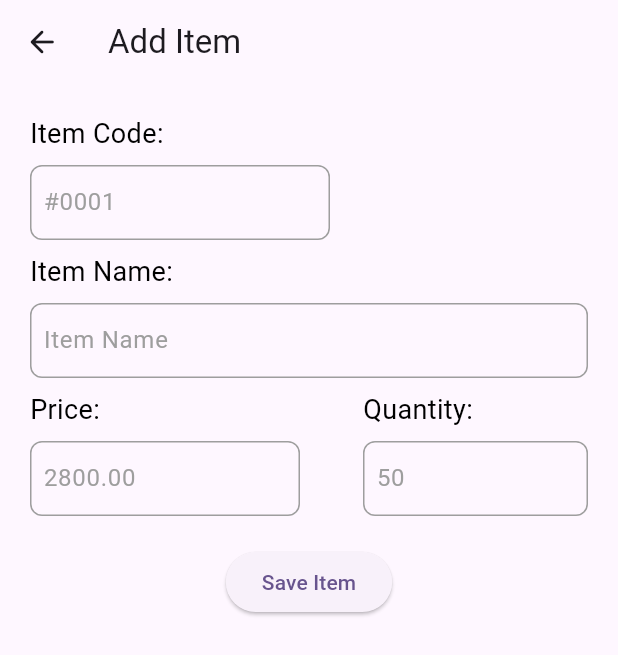
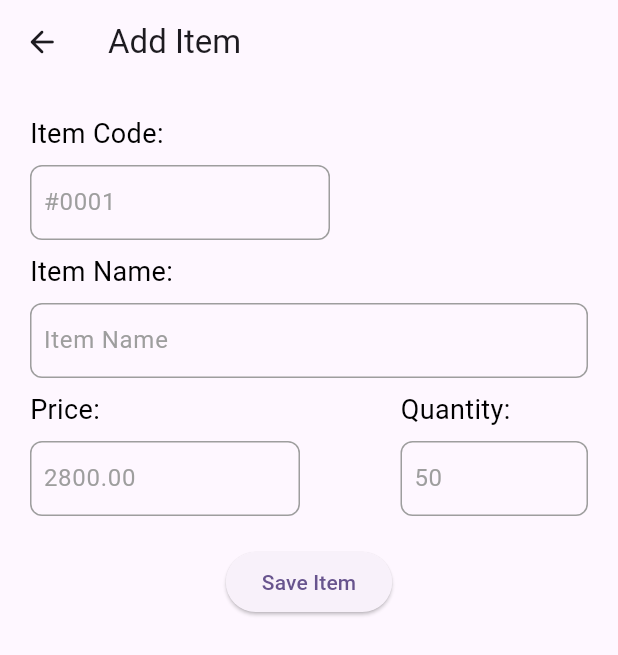
Before and after one commit to CBS-Developments/Billing-App, a Flutter app: the AddingItemsPage screen opened directly, on a phone screen of 412 x 824 dp. Shown: the top 655 px of the screen. Run offline on Flutter 3.47's test engine with Material 2 defaults, Android fonts, the phone set to English and light mode, and no system bars; missing offline and left inert: bluetooth_print; network calls fail.

Commit message:
Update itemsAddingPage.dart

```diff
--- a/billing_app/lib/Pages/itemsAddingPage.dart
+++ b/billing_app/lib/Pages/itemsAddingPage.dart
@@ -251,7 +251,7 @@ class _AddingItemsPageState extends State<AddingItemsPage> {
                     Padding(
                       padding: const EdgeInsets.all(4.0),
                       child: Container(
-                        width: 150, // Adjust the width as needed
+                        width: 125, // Adjust the width as needed
                         decoration: BoxDecoration(
                           border: Border.all(color: Colors.grey),
                           borderRadius: BorderRadius.circular(8),
```
